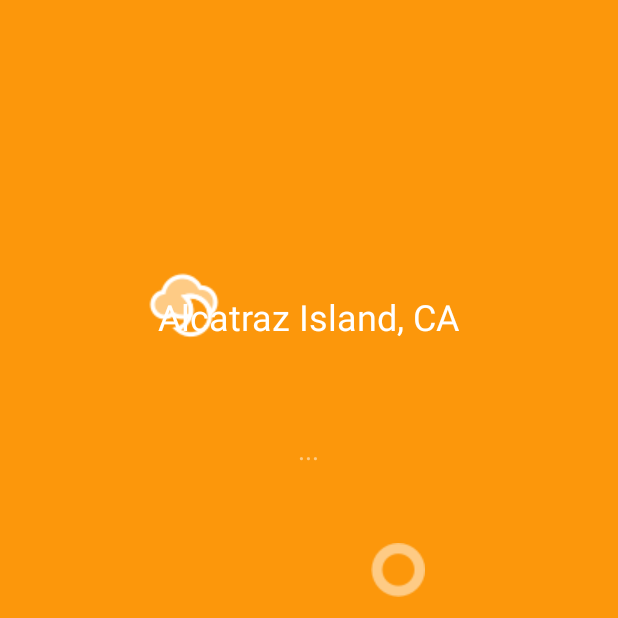
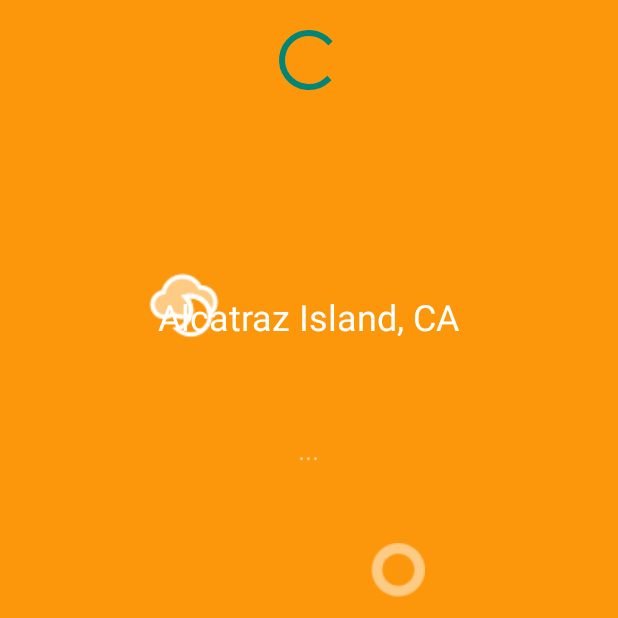
Before and after one commit to MaggieONeill/StormyApp, an Android app: the screen it shows after launch (MainActivity), on a phone screen of 412 x 824 dp, the top half of it. Run offline under Robolectric (Android 15) with nearby library versions, the phone set to English and light mode, and no system bars; our stand-ins replace ButterKnife; libraries missing offline, so code that uses them is left out: com.squareup.okhttp; 4 statements that could not run were skipped.

Commit message:
added refresh button and code.

```diff
--- a/app/src/main/java/com/example/guest/stormyapp/MainActivity.java
+++ b/app/src/main/java/com/example/guest/stormyapp/MainActivity.java
@@ -9,6 +9,8 @@ import android.os.Bundle;
 import android.util.Log;
 import android.view.Menu;
 import android.view.MenuItem;
+import android.view.View;
+import android.widget.ProgressBar;
 import android.widget.TextView;
 import android.widget.Toast;
 import android.widget.ImageView;
@@ -39,6 +41,8 @@ public class MainActivity extends AppCompatActivity {
     @Bind(R.id.precipValue) TextView mPrecipValue;
     @Bind(R.id.summaryLabel) TextView mSummaryLabel;
     @Bind(R.id.iconImageView) ImageView mIconImageView;
+    @Bind(R.id.refreshImageView) ImageView mRefreshImageView;
+    @Bind(R.id.progressBar) ProgressBar mProgressBar;
 
     @Override
     protected void onCreate(Bundle savedInstanceState) {
@@ -46,15 +50,35 @@ public class MainActivity extends AppCompatActivity {
         setContentView(R.layout.activity_main);
         ButterKnife.bind(this);
 
+        mProgressBar.setVisibility(View.INVISIBLE);
+
+        final double latitude = 37.8267;
+        final double longitude = -122.423;
+
+        mRefreshImageView.setOnClickListener(new View.OnClickListener() {
+            @Override
+            public void onClick(View view) {
+                getForecast(latitude, longitude);
 
 
+            }
+        });
+
+
+        getForecast(latitude, longitude);
+        Log.d(TAG, "Main UI code is running!");
+
+
+    }
+
+    private void getForecast(double latitude, double longitude) {
         String apiKey = "0a21ee7fb1bbbead6a13b3077b50e93e";
-        double latitude = 37.8267;
-        double longitude = -122.423;
+
         String forecastURL = "https://api.forecast.io/forecast/" + apiKey +
                 "/" + latitude + "," + longitude;
 
         if (isNetworkAvailable()) {
+            toggleRefresh();
 
             OkHttpClient client = new OkHttpClient();
             Request request = new Request.Builder()
@@ -65,11 +89,24 @@ public class MainActivity extends AppCompatActivity {
             call.enqueue(new Callback() {
                 @Override
                 public void onFailure(Request request, IOException e) {
-
+                    runOnUiThread(new Runnable() {
+                        @Override
+                        public void run() {
+                            toggleRefresh();
+                        }
+                    });
+                    alertUserAboutError();
                 }
 
                 @Override
                 public void onResponse(Response response) throws IOException {
+                    runOnUiThread(new Runnable() {
+                        @Override
+                        public void run() {
+                            toggleRefresh();
+                        }
+                    });
+
                     try {
                         String jsonData = response.body().string();
                         Log.v(TAG, jsonData);
@@ -100,9 +137,16 @@ public class MainActivity extends AppCompatActivity {
         else {
             Toast.makeText(this, R.string.network_unavailable_message, Toast.LENGTH_LONG).show();
         }
-        Log.d(TAG, "Main UI code is running!");
+    }
 
-
+    private void toggleRefresh() {
+        if (mProgressBar.getVisibility() == View.INVISIBLE) {
+            mProgressBar.setVisibility(View.VISIBLE);
+            mRefreshImageView.setVisibility(View.INVISIBLE);
+        } else {
+            mProgressBar.setVisibility(View.INVISIBLE);
+            mRefreshImageView.setVisibility(View.VISIBLE);
+        }
     }
 
     private void updateDisplay() {
--- a/app/src/main/res/layout/activity_main.xml
+++ b/app/src/main/res/layout/activity_main.xml
@@ -131,5 +131,21 @@
         android:textColor="@android:color/white"
         android:gravity="center_horizontal"/>
 
+    <ImageView
+        android:layout_width="wrap_content"
+        android:layout_height="wrap_content"
+        android:id="@+id/refreshImageView"
+        android:layout_alignParentTop="true"
+        android:layout_centerHorizontal="true"
+        android:src="@drawable/refresh"/>
+
+    <ProgressBar
+        android:layout_width="wrap_content"
+        android:layout_height="wrap_content"
+        android:id="@+id/progressBar"
+        android:layout_alignParentTop="true"
+        android:layout_centerHorizontal="true"
+        android:layout_alignBottom="@+id/refreshImageView"/>
+
 
 </RelativeLayout>
```
